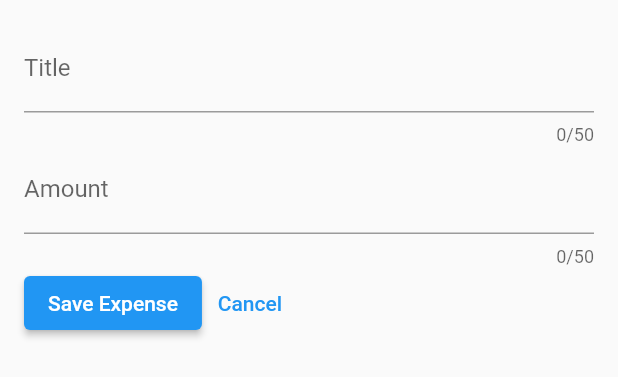
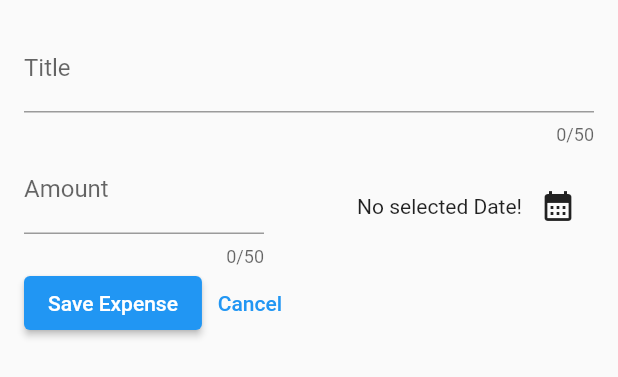
Before and after one commit to omarzouaoui1/Expense-Tracker-App, a Flutter app: the NewExpense widget shown alone on an empty page, opened directly, on a phone screen of 412 x 824 dp. Shown: the top 377 px of the screen. Run offline on Flutter 3.47's test engine with Material 2 defaults, Android fonts, the phone set to English and light mode, and no system bars.

Commit message:
able to select date and save it

```diff
--- a/expense_tracker_app/lib/widgets/new_expense.dart
+++ b/expense_tracker_app/lib/widgets/new_expense.dart
@@ -1,3 +1,4 @@
+import 'package:expense_tracker_app/models/expense.dart';
 import 'package:flutter/material.dart';
 
 class NewExpense extends StatefulWidget {
@@ -10,6 +11,25 @@ class NewExpense extends StatefulWidget {
 class _NewExpenseState extends State<NewExpense> {
   final _titleController = TextEditingController();
   final _amountController = TextEditingController();
+  DateTime? _selectedDate;
+
+  void _presentDatePicker() async {
+    final now = DateTime.now();
+    final firstDate = DateTime(
+      now.year - 1,
+      now.month,
+      now.day,
+    );
+    final pickedDate = await showDatePicker(
+      context: context,
+      initialDate: now,
+      firstDate: firstDate,
+      lastDate: now,
+    );
+    setState(() {
+      _selectedDate = pickedDate;
+    });
+  }
 
   @override
   void dispose() {
@@ -31,7 +51,10 @@ class _NewExpenseState extends State<NewExpense> {
               label: Text('Title'),
             ),
           ),
-          TextField(
+          Row(
+            children: [
+              Expanded(
+                child: TextField(
                   controller: _amountController,
                   keyboardType: TextInputType.number,
                   maxLength: 50,
@@ -39,6 +62,28 @@ class _NewExpenseState extends State<NewExpense> {
                     prefixText: '\$ ',
                     label: Text('Amount'),
                   ),
+                ),
+              ),
+              const SizedBox(
+                width: 60,
+              ),
+              Expanded(
+                  child: Row(
+                mainAxisAlignment: MainAxisAlignment.end,
+                crossAxisAlignment: CrossAxisAlignment.center,
+                children: [
+                  Text(
+                    _selectedDate == null
+                        ? 'No selected Date!'
+                        : formatter.format(_selectedDate!),
+                  ),
+                  IconButton(
+                    onPressed: _presentDatePicker,
+                    icon: const Icon(Icons.calendar_month_sharp),
+                  ),
+                ],
+              )),
+            ],
           ),
           Row(
             children: [
@@ -50,7 +95,9 @@ class _NewExpenseState extends State<NewExpense> {
                 child: const Text('Save Expense'),
               ),
               TextButton(
-                onPressed: () {},
+                onPressed: () {
+                  Navigator.pop(context);
+                },
                 child: const Text('Cancel'),
               ),
             ],
```
Lines whose indentation alone changed are shown as unchanged.
